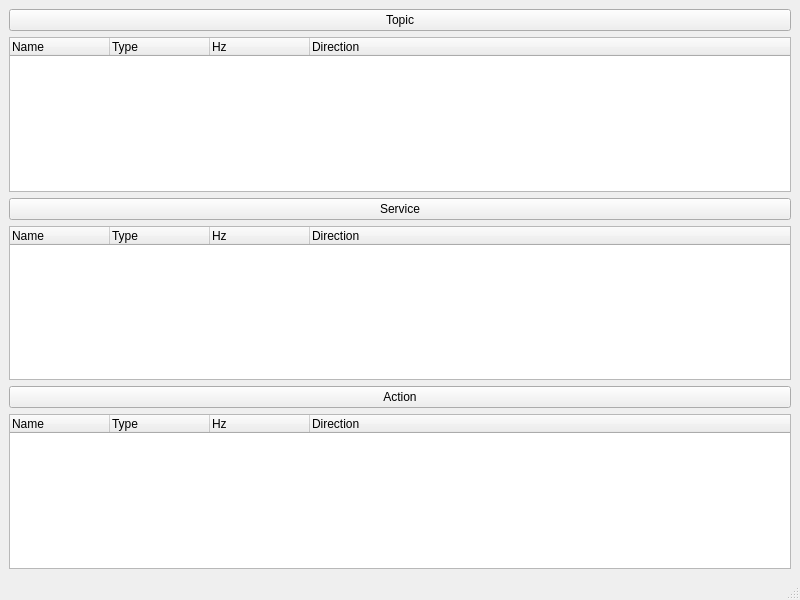
kaunghtethtun/QT, file ros2_qt/mainwindow.ui: the form before one commit.
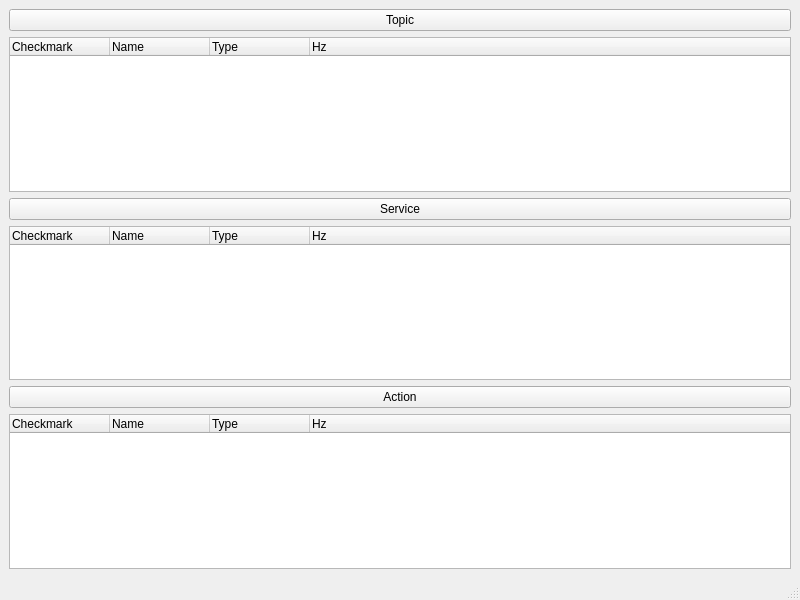
The form after the commit.

Diff of the .ui file:
```diff
--- a/ros2_qt/mainwindow.ui
+++ b/ros2_qt/mainwindow.ui
@@ -24,6 +24,11 @@
     </item>
     <item>
      <widget class="QTreeWidget" name="topicTreeWidget">
+      <column>
+       <property name="text">
+        <string>Checkmark</string>
+       </property>
+      </column>
       <column>
        <property name="text">
         <string>Name</string>
@@ -39,11 +44,6 @@
         <string>Hz</string>
        </property>
       </column>
-      <column>
-       <property name="text">
-        <string>Direction</string>
-       </property>
-      </column>
      </widget>
     </item>
     <item>
@@ -55,6 +55,11 @@
     </item>
     <item>
      <widget class="QTreeWidget" name="serviceTreeWidget">
+      <column>
+       <property name="text">
+        <string>Checkmark</string>
+       </property>
+      </column>
       <column>
        <property name="text">
         <string>Name</string>
@@ -70,11 +75,6 @@
         <string>Hz</string>
        </property>
       </column>
-      <column>
-       <property name="text">
-        <string>Direction</string>
-       </property>
-      </column>
      </widget>
     </item>
     <item>
@@ -88,7 +88,12 @@
      <widget class="QTreeWidget" name="actionTreeWidget">
       <column>
        <property name="text">
-        <string notr="true">Name</string>
+        <string notr="true">Checkmark</string>
+       </property>
+      </column>
+      <column>
+       <property name="text">
+        <string>Name</string>
        </property>
       </column>
       <column>
@@ -101,11 +106,6 @@
         <string>Hz</string>
        </property>
       </column>
-      <column>
-       <property name="text">
-        <string>Direction</string>
-       </property>
-      </column>
      </widget>
     </item>
    </layout>
```
